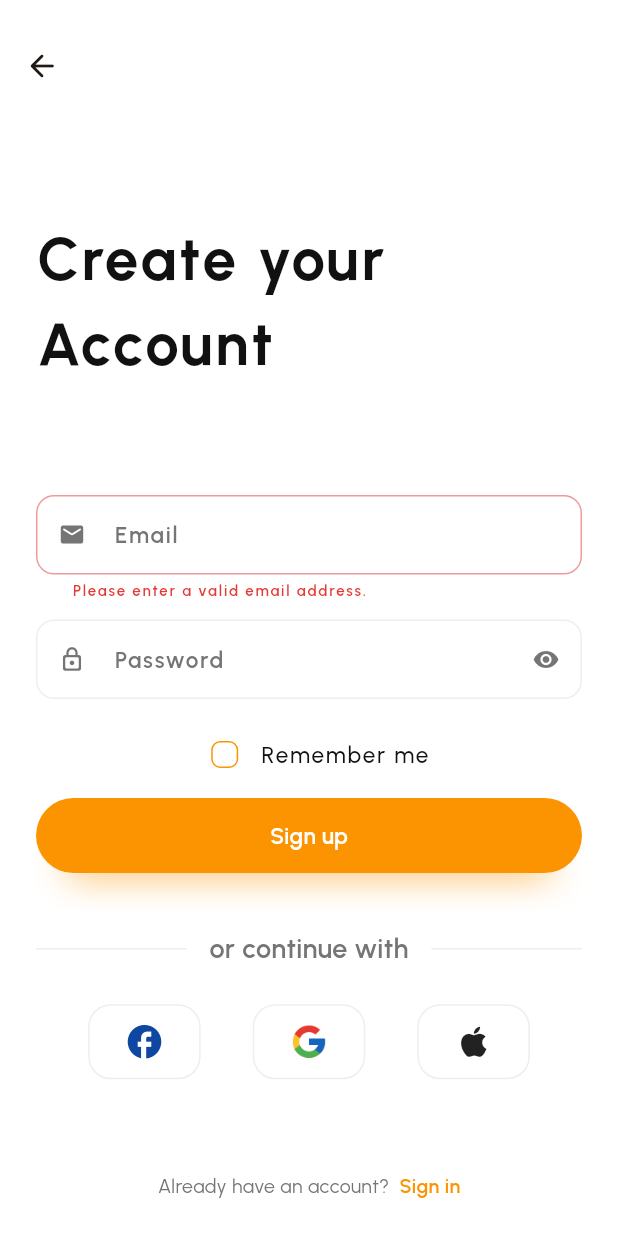
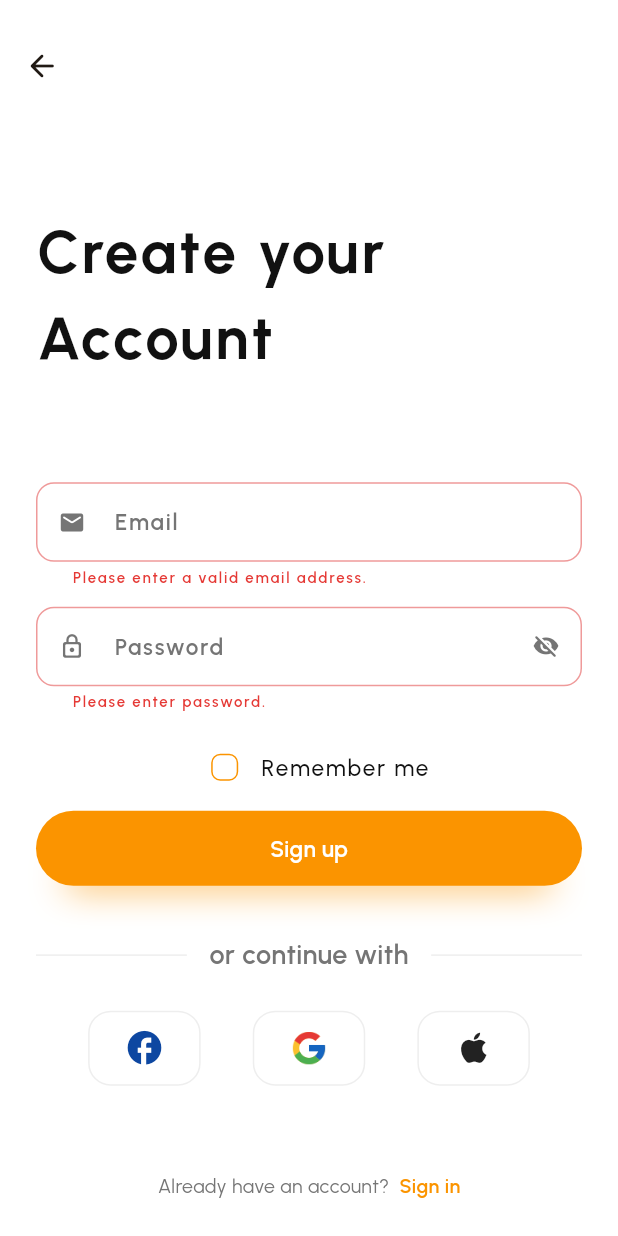
Before and after one commit to Gaurav-Kushwaha-1225/Casca, a Flutter app: the LoginPage2 screen opened by its route, after a tap on "Sign up", on a phone screen of 412 x 824 dp. Run offline on Flutter 3.47's test engine with Material 3 defaults, Android fonts, the light colour scheme and no system bars; our stand-ins replace go_router, google_fonts, sqflite; accounts and stored records are empty.

Commit message:
Password TextFormField Updates

```diff
--- a/lib/screens/login_page/login_page_1/login_page_1.dart
+++ b/lib/screens/login_page/login_page_1/login_page_1.dart
@@ -24,6 +24,7 @@ class _LoginPage1State extends State<LoginPage1> {
     return Scaffold(
       appBar: CustomAppBar(
           leadingIcon: Icons.arrow_back_rounded,
+          text: "",
           leadingFunc: () {
             log('AppBar BackButton');
             SystemNavigator.pop();
--- a/lib/screens/login_page/login_page_2/login_page_2.dart
+++ b/lib/screens/login_page/login_page_2/login_page_2.dart
@@ -48,6 +48,7 @@ class _LoginPage2State extends State<LoginPage2> {
       resizeToAvoidBottomInset: false,
       appBar: CustomAppBar(
           leadingIcon: Icons.arrow_back_rounded,
+          text: "",
           leadingFunc: () {
             log('AppBar BackButton');
             SystemNavigator.pop();
@@ -154,19 +155,16 @@ class _LoginPage2State extends State<LoginPage2> {
                   autofocus: false,
                   focusNode: passwordFocusNode,
                   controller: passwordTextEditingController,
+                  obscureText: !_showPassword,
+                  cursorColor: Theme.of(context).brightness == Brightness.light
+                      ? Constants.lightTextColor
+                      : Constants.darkTextColor,
                   validator: (value) {
-                    RegExp regex=RegExp(r'^(?=.*?[A-Z])(?=.*?[a-z])(?=.*?[0-9])(?=.*?[!@#\$&*~]).{8,}$');
-                    var passNonNullValue=value??"";
-                    if(passNonNullValue.isEmpty){
-                      return ("Password is required");
+                    if (value!.isEmpty) {
+                      return "Please enter password.";
+                    } else {
+                      return null;
                     }
-                    else if(passNonNullValue.length<6){
-                      return ("Password Must be more than 5 characters");
-                    }
-                    else if(!regex.hasMatch(passNonNullValue)){
-                      return ("Password should contain upper,lower,digit and Special character ");
-                    }
-                    return null;
                   },
                   style: GoogleFonts.urbanist(
                       decoration: TextDecoration.none,
@@ -207,12 +205,17 @@ class _LoginPage2State extends State<LoginPage2> {
                         size: 18,
                       ),
                       // TODO: Suffix icon change when pressed
-                      suffixIcon: Icon(
-                        Icons.remove_red_eye_rounded,
-                        color: Theme.of(context).brightness == Brightness.light
-                            ? Colors.grey.shade600
-                            : Colors.grey.shade300,
-                        size: 18,
+                      suffixIcon: GestureDetector(
+                        onTap: () {
+                          _togglevisibility();
+                        },
+                        child: Icon(
+                          _showPassword ? Icons.visibility_rounded : Icons.visibility_off_rounded,
+                          color: Theme.of(context).brightness == Brightness.light
+                              ? Colors.grey.shade600
+                              : Colors.grey.shade300,
+                          size: 18,
+                        ),
                       ),
                       hintText: 'Password',
                       hintStyle: GoogleFonts.urbanist(
@@ -251,7 +254,8 @@ class _LoginPage2State extends State<LoginPage2> {
                 text: "Sign up",
                 route: CascaRoutesNames.loginPage1,
                 buttonFunc: () {
-                  final bool isValid = emailKey.currentState!.validate();
+                  final bool isValidEmail = emailKey.currentState!.validate();
+                  final bool isValidPassword = passwordKey.currentState!.validate();
                   log(emailTextEditingController.text);
                   log(passwordTextEditingController.text);
                 }),
--- a/lib/screens/login_page/login_page_3/login_page_3.dart
+++ b/lib/screens/login_page/login_page_3/login_page_3.dart
@@ -37,6 +37,7 @@ class _LoginPage3State extends State<LoginPage3> {
       resizeToAvoidBottomInset: false,
       appBar: CustomAppBar(
           leadingIcon: Icons.arrow_back_rounded,
+          text: "",
           leadingFunc: () {
             log('AppBar BackButton');
             SystemNavigator.pop();
--- a/lib/widgets/app_bar.dart
+++ b/lib/widgets/app_bar.dart
@@ -1,35 +1,50 @@
 import 'package:casca/utils/consts.dart';
 import 'package:flutter/material.dart';
+import 'package:google_fonts/google_fonts.dart';
 
-class CustomAppBar extends StatefulWidget implements PreferredSizeWidget {
-  final IconData leadingIcon;
+class CustomAppBar extends StatelessWidget implements PreferredSizeWidget {
+  final IconData? leadingIcon;
+  final String text;
   final Function() leadingFunc;
   const CustomAppBar(
-      {super.key, required this.leadingIcon, required this.leadingFunc});
+      {super.key,
+      required this.leadingIcon,
+      required this.text,
+      required this.leadingFunc});
 
-  @override
-  State<CustomAppBar> createState() => _CustomAppBarState();
-
-  @override
-  Size get preferredSize => const Size.fromHeight(kToolbarHeight);
-}
-
-class _CustomAppBarState extends State<CustomAppBar> {
   @override
   Widget build(BuildContext context) {
     return Container(
       margin: const EdgeInsets.only(top: 24),
       child: AppBar(
+        title: Text(
+          text,
+          textAlign: TextAlign.left,
+          style: GoogleFonts.urbanist(
+              fontSize: 40,
+              fontWeight: FontWeight.w700,
+              color: Theme.of(context).brightness == Brightness.light
+                  ? Constants.lightTextColor
+                  : Constants.darkTextColor,
+              letterSpacing: 1.75,
+              wordSpacing: 1.25,
+              fontStyle: FontStyle.normal),
+        ),
         backgroundColor: Theme.of(context).brightness == Brightness.light
             ? Constants.lightPrimary
             : Constants.darkPrimary,
-        leading: IconButton(
-          onPressed: widget.leadingFunc,
-          icon: Icon(widget.leadingIcon),
-          splashColor: Colors.transparent,
-          highlightColor: Colors.transparent,
-        ),
+        leading: leadingIcon != null
+            ? IconButton(
+                onPressed: leadingFunc,
+                icon: Icon(leadingIcon),
+                splashColor: Colors.transparent,
+                highlightColor: Colors.transparent,
+              )
+            : null,
       ),
     );
   }
+
+  @override
+  Size get preferredSize => const Size.fromHeight(kToolbarHeight);
 }
```
Also changed, not shown: lib/screens/login_page/profile_setup/profile_setup.dart (added).
